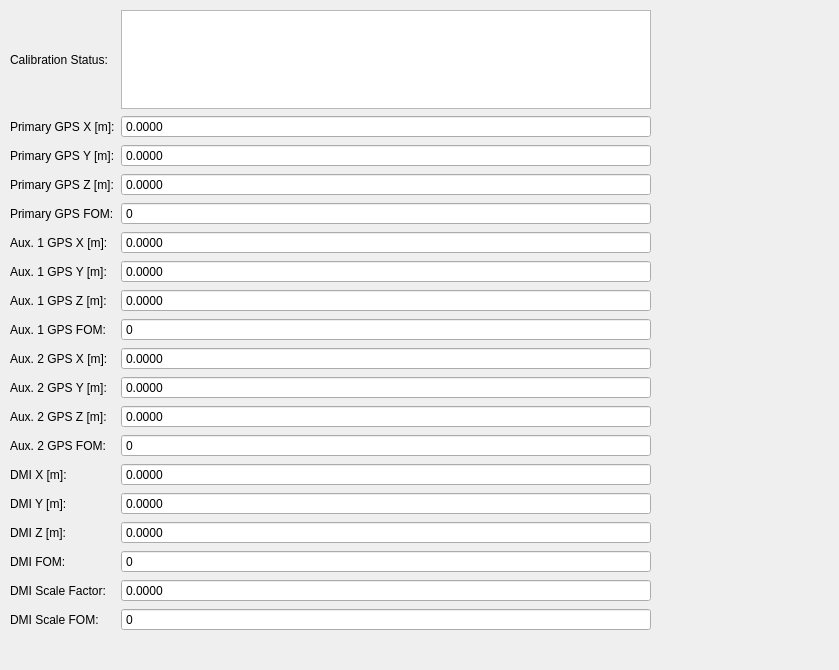
Before: the Qt Designer form src/lib/visualization/CalibrationControl.ui in jmaye/libposlv, drawn with Qt 5.
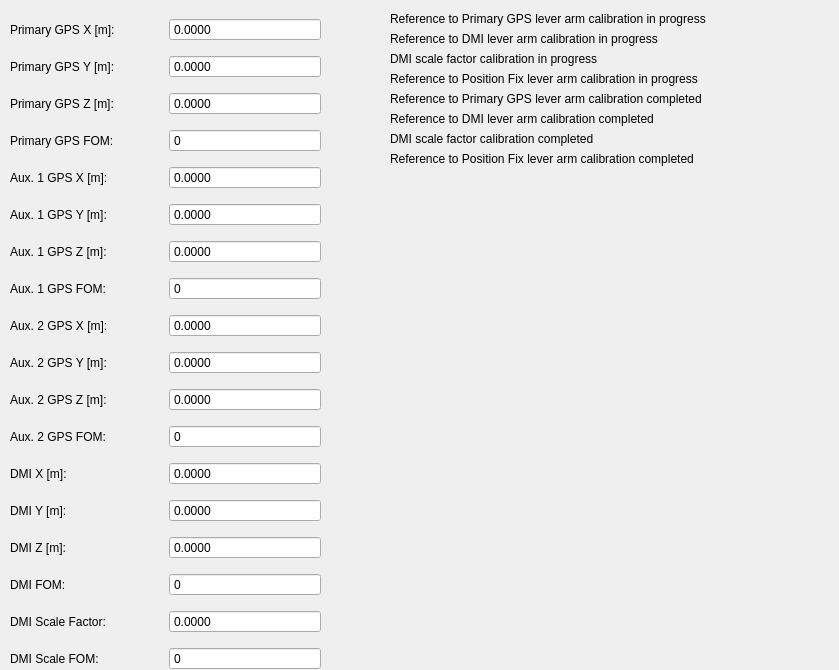
After: the same form once the commit is applied. Custom widgets are drawn as their Qt base class.

Diff of the .ui file:
```diff
--- a/src/lib/visualization/CalibrationControl.ui
+++ b/src/lib/visualization/CalibrationControl.ui
@@ -18,29 +18,19 @@
     <rect>
      <x>10</x>
      <y>10</y>
-     <width>641</width>
-     <height>621</height>
+     <width>311</width>
+     <height>680</height>
     </rect>
    </property>
    <layout class="QGridLayout" name="calibrationLayout">
     <item row="0" column="0">
-     <widget class="QLabel" name="statusLabel">
-      <property name="text">
-       <string>Calibration Status:</string>
-      </property>
-     </widget>
-    </item>
-    <item row="0" column="1">
-     <widget class="QTextBrowser" name="statusText"/>
-    </item>
-    <item row="1" column="0">
      <widget class="QLabel" name="label">
       <property name="text">
        <string>Primary GPS X [m]:</string>
       </property>
      </widget>
     </item>
-    <item row="1" column="1">
+    <item row="0" column="1">
      <widget class="QDoubleSpinBox" name="primGPSXSpinBox">
       <property name="readOnly">
        <bool>true</bool>
@@ -59,14 +49,14 @@
       </property>
      </widget>
     </item>
-    <item row="2" column="0">
+    <item row="1" column="0">
      <widget class="QLabel" name="label_2">
       <property name="text">
        <string>Primary GPS Y [m]:</string>
       </property>
      </widget>
     </item>
-    <item row="2" column="1">
+    <item row="1" column="1">
      <widget class="QDoubleSpinBox" name="primGPSYSpinBox">
       <property name="readOnly">
        <bool>true</bool>
@@ -85,14 +75,14 @@
       </property>
      </widget>
     </item>
-    <item row="3" column="0">
+    <item row="2" column="0">
      <widget class="QLabel" name="label_3">
       <property name="text">
        <string>Primary GPS Z [m]:</string>
       </property>
      </widget>
     </item>
-    <item row="3" column="1">
+    <item row="2" column="1">
      <widget class="QDoubleSpinBox" name="primGPSZSpinBox">
       <property name="readOnly">
        <bool>true</bool>
@@ -111,14 +101,14 @@
       </property>
      </widget>
     </item>
-    <item row="4" column="0">
+    <item row="3" column="0">
      <widget class="QLabel" name="label_4">
       <property name="text">
        <string>Primary GPS FOM:</string>
       </property>
      </widget>
     </item>
-    <item row="4" column="1">
+    <item row="3" column="1">
      <widget class="QSpinBox" name="primGPSFOMSpinBox">
       <property name="readOnly">
        <bool>true</bool>
@@ -134,71 +124,52 @@
       </property>
      </widget>
     </item>
-    <item row="5" column="0">
+    <item row="4" column="0">
      <widget class="QLabel" name="label_5">
       <property name="text">
        <string>Aux. 1 GPS X [m]:</string>
       </property>
      </widget>
     </item>
-    <item row="6" column="0">
+    <item row="5" column="0">
      <widget class="QLabel" name="label_6">
       <property name="text">
        <string>Aux. 1 GPS Y [m]:</string>
       </property>
      </widget>
     </item>
-    <item row="7" column="0">
+    <item row="6" column="0">
      <widget class="QLabel" name="label_7">
       <property name="text">
        <string>Aux. 1 GPS Z [m]:</string>
       </property>
      </widget>
     </item>
-    <item row="8" column="0">
+    <item row="7" column="0">
      <widget class="QLabel" name="label_8">
       <property name="text">
        <string>Aux. 1 GPS FOM:</string>
       </property>
      </widget>
     </item>
-    <item row="8" column="1">
-     <widget class="QSpinBox" name="aux1GPSFOMSpinBox">
-      <property name="readOnly">
-       <bool>true</bool>
-      </property>
-      <property name="buttonSymbols">
-       <enum>QAbstractSpinBox::NoButtons</enum>
-      </property>
-      <property name="minimum">
-       <number>-1000000</number>
-      </property>
-      <property name="maximum">
-       <number>1000000</number>
-      </property>
-     </widget>
-    </item>
     <item row="7" column="1">
-     <widget class="QDoubleSpinBox" name="aux1GPSZSpinBox">
+     <widget class="QSpinBox" name="aux1GPSFOMSpinBox">
       <property name="readOnly">
        <bool>true</bool>
       </property>
       <property name="buttonSymbols">
        <enum>QAbstractSpinBox::NoButtons</enum>
       </property>
-      <property name="decimals">
-       <number>4</number>
-      </property>
       <property name="minimum">
-       <double>-1000000.000000000000000</double>
+       <number>-1000000</number>
       </property>
       <property name="maximum">
-       <double>1000000.000000000000000</double>
+       <number>1000000</number>
       </property>
      </widget>
     </item>
     <item row="6" column="1">
-     <widget class="QDoubleSpinBox" name="aux1GPSYSpinBox">
+     <widget class="QDoubleSpinBox" name="aux1GPSZSpinBox">
       <property name="readOnly">
        <bool>true</bool>
       </property>
@@ -217,6 +188,25 @@
      </widget>
     </item>
     <item row="5" column="1">
+     <widget class="QDoubleSpinBox" name="aux1GPSYSpinBox">
+      <property name="readOnly">
+       <bool>true</bool>
+      </property>
+      <property name="buttonSymbols">
+       <enum>QAbstractSpinBox::NoButtons</enum>
+      </property>
+      <property name="decimals">
+       <number>4</number>
+      </property>
+      <property name="minimum">
+       <double>-1000000.000000000000000</double>
+      </property>
+      <property name="maximum">
+       <double>1000000.000000000000000</double>
+      </property>
+     </widget>
+    </item>
+    <item row="4" column="1">
      <widget class="QDoubleSpinBox" name="aux1GPSXSpinBox">
       <property name="readOnly">
        <bool>true</bool>
@@ -235,71 +225,52 @@
       </property>
      </widget>
     </item>
-    <item row="9" column="0">
+    <item row="8" column="0">
      <widget class="QLabel" name="label_9">
       <property name="text">
        <string>Aux. 2 GPS X [m]:</string>
       </property>
      </widget>
     </item>
-    <item row="10" column="0">
+    <item row="9" column="0">
      <widget class="QLabel" name="label_10">
       <property name="text">
        <string>Aux. 2 GPS Y [m]:</string>
       </property>
      </widget>
     </item>
-    <item row="11" column="0">
+    <item row="10" column="0">
      <widget class="QLabel" name="label_11">
       <property name="text">
        <string>Aux. 2 GPS Z [m]:</string>
       </property>
      </widget>
     </item>
-    <item row="12" column="0">
+    <item row="11" column="0">
      <widget class="QLabel" name="label_12">
       <property name="text">
        <string>Aux. 2 GPS FOM:</string>
       </property>
      </widget>
     </item>
-    <item row="12" column="1">
-     <widget class="QSpinBox" name="aux2GPSFOMSpinBox">
-      <property name="readOnly">
-       <bool>true</bool>
-      </property>
-      <property name="buttonSymbols">
-       <enum>QAbstractSpinBox::NoButtons</enum>
-      </property>
-      <property name="minimum">
-       <number>-1000000</number>
-      </property>
-      <property name="maximum">
-       <number>1000000</number>
-      </property>
-     </widget>
-    </item>
     <item row="11" column="1">
-     <widget class="QDoubleSpinBox" name="aux2GPSZSpinBox">
+     <widget class="QSpinBox" name="aux2GPSFOMSpinBox">
       <property name="readOnly">
        <bool>true</bool>
       </property>
       <property name="buttonSymbols">
        <enum>QAbstractSpinBox::NoButtons</enum>
       </property>
-      <property name="decimals">
-       <number>4</number>
-      </property>
       <property name="minimum">
-       <double>-1000000.000000000000000</double>
+       <number>-1000000</number>
       </property>
       <property name="maximum">
-       <double>1000000.000000000000000</double>
+       <number>1000000</number>
       </property>
      </widget>
     </item>
     <item row="10" column="1">
-     <widget class="QDoubleSpinBox" name="aux2GPSYSpinBox">
+     <widget class="QDoubleSpinBox" name="aux2GPSZSpinBox">
       <property name="readOnly">
        <bool>true</bool>
       </property>
@@ -318,6 +289,25 @@
      </widget>
     </item>
     <item row="9" column="1">
+     <widget class="QDoubleSpinBox" name="aux2GPSYSpinBox">
+      <property name="readOnly">
+       <bool>true</bool>
+      </property>
+      <property name="buttonSymbols">
+       <enum>QAbstractSpinBox::NoButtons</enum>
+      </property>
+      <property name="decimals">
+       <number>4</number>
+      </property>
+      <property name="minimum">
+       <double>-1000000.000000000000000</double>
+      </property>
+      <property name="maximum">
+       <double>1000000.000000000000000</double>
+      </property>
+     </widget>
+    </item>
+    <item row="8" column="1">
      <widget class="QDoubleSpinBox" name="aux2GPSXSpinBox">
       <property name="readOnly">
        <bool>true</bool>
@@ -336,64 +326,45 @@
       </property>
      </widget>
     </item>
-    <item row="13" column="0">
+    <item row="12" column="0">
      <widget class="QLabel" name="label_13">
       <property name="text">
        <string>DMI X [m]:</string>
       </property>
      </widget>
     </item>
-    <item row="14" column="0">
+    <item row="13" column="0">
      <widget class="QLabel" name="label_14">
       <property name="text">
        <string>DMI Y [m]:</string>
       </property>
      </widget>
     </item>
-    <item row="16" column="0">
+    <item row="15" column="0">
      <widget class="QLabel" name="label_16">
       <property name="text">
        <string>DMI FOM:</string>
       </property>
      </widget>
     </item>
-    <item row="16" column="1">
-     <widget class="QSpinBox" name="dmiFOMSpinBox">
-      <property name="readOnly">
-       <bool>true</bool>
-      </property>
-      <property name="buttonSymbols">
-       <enum>QAbstractSpinBox::NoButtons</enum>
-      </property>
-      <property name="minimum">
-       <number>-1000000</number>
-      </property>
-      <property name="maximum">
-       <number>1000000</number>
-      </property>
-     </widget>
-    </item>
     <item row="15" column="1">
-     <widget class="QDoubleSpinBox" name="dmiZSpinBox">
+     <widget class="QSpinBox" name="dmiFOMSpinBox">
       <property name="readOnly">
        <bool>true</bool>
       </property>
       <property name="buttonSymbols">
        <enum>QAbstractSpinBox::NoButtons</enum>
       </property>
-      <property name="decimals">
-       <number>4</number>
-      </property>
       <property name="minimum">
-       <double>-1000000.000000000000000</double>
+       <number>-1000000</number>
       </property>
       <property name="maximum">
-       <double>1000000.000000000000000</double>
+       <number>1000000</number>
       </property>
      </widget>
     </item>
     <item row="14" column="1">
-     <widget class="QDoubleSpinBox" name="dmiYSpinBox">
+     <widget class="QDoubleSpinBox" name="dmiZSpinBox">
       <property name="readOnly">
        <bool>true</bool>
       </property>
@@ -412,6 +383,25 @@
      </widget>
     </item>
     <item row="13" column="1">
+     <widget class="QDoubleSpinBox" name="dmiYSpinBox">
+      <property name="readOnly">
+       <bool>true</bool>
+      </property>
+      <property name="buttonSymbols">
+       <enum>QAbstractSpinBox::NoButtons</enum>
+      </property>
+      <property name="decimals">
+       <number>4</number>
+      </property>
+      <property name="minimum">
+       <double>-1000000.000000000000000</double>
+      </property>
+      <property name="maximum">
+       <double>1000000.000000000000000</double>
+      </property>
+     </widget>
+    </item>
+    <item row="12" column="1">
      <widget class="QDoubleSpinBox" name="dmiXSpinBox">
       <property name="readOnly">
        <bool>true</bool>
@@ -430,44 +420,44 @@
       </property>
      </widget>
     </item>
-    <item row="15" column="0">
+    <item row="14" column="0">
      <widget class="QLabel" name="label_15">
       <property name="text">
        <string>DMI Z [m]:</string>
       </property>
      </widget>
     </item>
-    <item row="17" column="0">
+    <item row="16" column="0">
      <widget class="QLabel" name="label_17">
       <property name="text">
        <string>DMI Scale Factor:</string>
       </property>
      </widget>
     </item>
-    <item row="18" column="0">
+    <item row="17" column="0">
      <widget class="QLabel" name="label_18">
       <property name="text">
        <string>DMI Scale FOM:</string>
       </property>
      </widget>
     </item>
-    <item row="18" column="1">
-     <widget class="QSpinBox" name="dmiScaleFOMSpinBox">
-      <property name="readOnly">
-       <bool>true</bool>
-      </property>
-      <property name="buttonSymbols">
-       <enum>QAbstractSpinBox::NoButtons</enum>
-      </property>
-      <property name="minimum">
-       <number>-1000000</number>
-      </property>
-      <property name="maximum">
-       <number>1000000</number>
-      </property>
-     </widget>
-    </item>
     <item row="17" column="1">
+     <widget class="QSpinBox" name="dmiScaleFOMSpinBox">
+      <property name="readOnly">
+       <bool>true</bool>
+      </property>
+      <property name="buttonSymbols">
+       <enum>QAbstractSpinBox::NoButtons</enum>
+      </property>
+      <property name="minimum">
+       <number>-1000000</number>
+      </property>
+      <property name="maximum">
+       <number>1000000</number>
+      </property>
+     </widget>
+    </item>
+    <item row="16" column="1">
      <widget class="QDoubleSpinBox" name="dmiScaleSpinBox">
       <property name="readOnly">
        <bool>true</bool>
@@ -482,7 +472,199 @@
     </item>
    </layout>
   </widget>
+  <widget class="QLabel" name="label_19">
+   <property name="geometry">
+    <rect>
+     <x>390</x>
+     <y>10</y>
+     <width>391</width>
+     <height>17</height>
+    </rect>
+   </property>
+   <property name="text">
+    <string>Reference to Primary GPS lever arm calibration in progress</string>
+   </property>
+  </widget>
+  <widget class="Led" name="dmiLeverProgressLed" native="true">
+   <property name="geometry">
+    <rect>
+     <x>360</x>
+     <y>30</y>
+     <width>16</width>
+     <height>16</height>
+    </rect>
+   </property>
+  </widget>
+  <widget class="QLabel" name="label_20">
+   <property name="geometry">
+    <rect>
+     <x>390</x>
+     <y>30</y>
+     <width>381</width>
+     <height>17</height>
+    </rect>
+   </property>
+   <property name="text">
+    <string>Reference to DMI lever arm calibration in progress</string>
+   </property>
+  </widget>
+  <widget class="Led" name="fixLeverCompleteLed" native="true">
+   <property name="geometry">
+    <rect>
+     <x>360</x>
+     <y>150</y>
+     <width>16</width>
+     <height>16</height>
+    </rect>
+   </property>
+  </widget>
+  <widget class="Led" name="dmiScaleCompleteLed" native="true">
+   <property name="geometry">
+    <rect>
+     <x>360</x>
+     <y>130</y>
+     <width>16</width>
+     <height>16</height>
+    </rect>
+   </property>
+  </widget>
+  <widget class="Led" name="dmiLeverCompleteLed" native="true">
+   <property name="geometry">
+    <rect>
+     <x>360</x>
+     <y>110</y>
+     <width>16</width>
+     <height>16</height>
+    </rect>
+   </property>
+  </widget>
+  <widget class="Led" name="primGPSCompleteLed" native="true">
+   <property name="geometry">
+    <rect>
+     <x>360</x>
+     <y>90</y>
+     <width>16</width>
+     <height>16</height>
+    </rect>
+   </property>
+  </widget>
+  <widget class="Led" name="fixLeverProgressLed" native="true">
+   <property name="geometry">
+    <rect>
+     <x>360</x>
+     <y>70</y>
+     <width>16</width>
+     <height>16</height>
+    </rect>
+   </property>
+  </widget>
+  <widget class="Led" name="dmiScaleProgressLed" native="true">
+   <property name="geometry">
+    <rect>
+     <x>360</x>
+     <y>50</y>
+     <width>16</width>
+     <height>16</height>
+    </rect>
+   </property>
+  </widget>
+  <widget class="QLabel" name="label_21">
+   <property name="geometry">
+    <rect>
+     <x>390</x>
+     <y>50</y>
+     <width>341</width>
+     <height>17</height>
+    </rect>
+   </property>
+   <property name="text">
+    <string>DMI scale factor calibration in progress</string>
+   </property>
+  </widget>
+  <widget class="QLabel" name="label_22">
+   <property name="geometry">
+    <rect>
+     <x>390</x>
+     <y>70</y>
+     <width>401</width>
+     <height>17</height>
+    </rect>
+   </property>
+   <property name="text">
+    <string>Reference to Position Fix lever arm calibration in progress</string>
+   </property>
+  </widget>
+  <widget class="Led" name="primGPSProgressLed" native="true">
+   <property name="geometry">
+    <rect>
+     <x>360</x>
+     <y>10</y>
+     <width>16</width>
+     <height>16</height>
+    </rect>
+   </property>
+  </widget>
+  <widget class="QLabel" name="label_23">
+   <property name="geometry">
+    <rect>
+     <x>390</x>
+     <y>90</y>
+     <width>421</width>
+     <height>17</height>
+    </rect>
+   </property>
+   <property name="text">
+    <string>Reference to Primary GPS lever arm calibration completed</string>
+   </property>
+  </widget>
+  <widget class="QLabel" name="label_24">
+   <property name="geometry">
+    <rect>
+     <x>390</x>
+     <y>110</y>
+     <width>381</width>
+     <height>17</height>
+    </rect>
+   </property>
+   <property name="text">
+    <string>Reference to DMI lever arm calibration completed</string>
+   </property>
+  </widget>
+  <widget class="QLabel" name="label_25">
+   <property name="geometry">
+    <rect>
+     <x>390</x>
+     <y>130</y>
+     <width>351</width>
+     <height>17</height>
+    </rect>
+   </property>
+   <property name="text">
+    <string>DMI scale factor calibration completed</string>
+   </property>
+  </widget>
+  <widget class="QLabel" name="label_26">
+   <property name="geometry">
+    <rect>
+     <x>390</x>
+     <y>150</y>
+     <width>401</width>
+     <height>17</height>
+    </rect>
+   </property>
+   <property name="text">
+    <string>Reference to Position Fix lever arm calibration completed</string>
+   </property>
+  </widget>
  </widget>
+ <customwidgets>
+  <customwidget>
+   <class>Led</class>
+   <extends>QWidget</extends>
+   <header>visualization/Led.h</header>
+   <container>1</container>
+  </customwidget>
+ </customwidgets>
  <resources/>
  <connections/>
 </ui>
```
